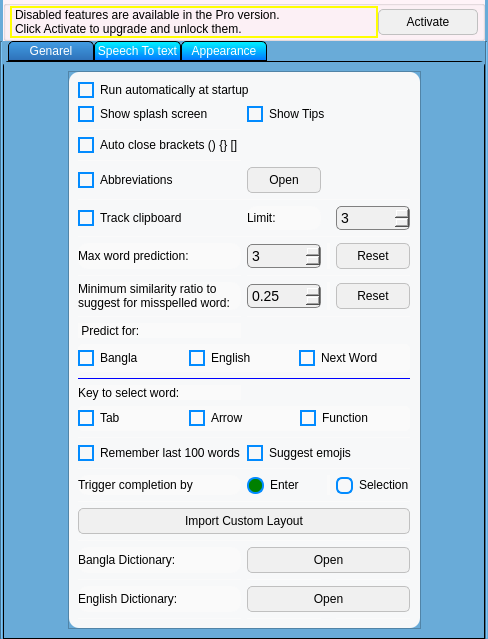
The window that Uis/Options.ui (nabil-bot/Stable-Updates) describes before a commit, drawn with Qt 5.
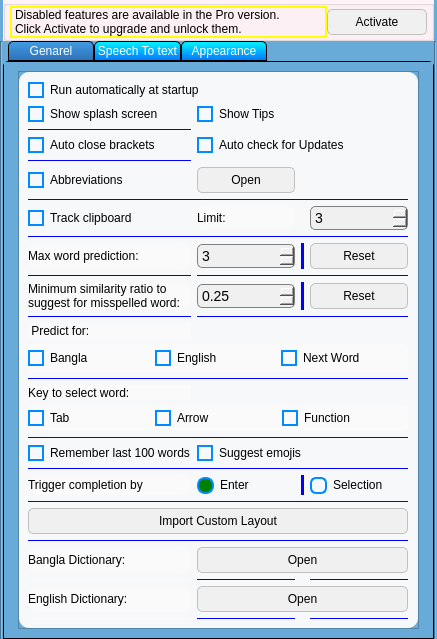
The same window after the commit. Icons and pictures are not drawn.

```diff
--- a/Uis/Options.ui
+++ b/Uis/Options.ui
@@ -6,7 +6,7 @@
    <rect>
     <x>0</x>
     <y>0</y>
-    <width>488</width>
+    <width>437</width>
     <height>639</height>
    </rect>
   </property>
@@ -290,33 +290,7 @@
         <string>Genarel</string>
        </attribute>
        <layout class="QGridLayout" name="gridLayout_4">
-        <item row="1" column="1">
-         <spacer name="horizontalSpacer_2">
-          <property name="orientation">
-           <enum>Qt::Horizontal</enum>
-          </property>
-          <property name="sizeHint" stdset="0">
-           <size>
-            <width>40</width>
-            <height>20</height>
-           </size>
-          </property>
-         </spacer>
-        </item>
-        <item row="1" column="4">
-         <spacer name="horizontalSpacer">
-          <property name="orientation">
-           <enum>Qt::Horizontal</enum>
-          </property>
-          <property name="sizeHint" stdset="0">
-           <size>
-            <width>40</width>
-            <height>20</height>
-           </size>
-          </property>
-         </spacer>
-        </item>
-        <item row="1" column="2" colspan="2">
+        <item row="1" column="1" colspan="2">
          <widget class="QScrollArea" name="scrollArea">
           <property name="widgetResizable">
            <bool>true</bool>
@@ -325,8 +299,8 @@
            <property name="geometry">
             <rect>
              <x>0</x>
-             <y>-8</y>
-             <width>351</width>
+             <y>0</y>
+             <width>361</width>
              <height>567</height>
             </rect>
            </property>
@@ -350,7 +324,7 @@
              <widget class="QFrame" name="frame">
               <property name="minimumSize">
                <size>
-                <width>351</width>
+                <width>361</width>
                 <height>0</height>
                </size>
               </property>
@@ -576,6 +550,9 @@
                    <height>1</height>
                   </size>
                  </property>
+                 <property name="styleSheet">
+                  <string notr="true">background-color: rgb(0, 0, 255);</string>
+                 </property>
                  <property name="orientation">
                   <enum>Qt::Horizontal</enum>
                  </property>
@@ -596,6 +573,9 @@
                    <height>1</height>
                   </size>
                  </property>
+                 <property name="styleSheet">
+                  <string notr="true">background-color: rgb(0, 0, 255);</string>
+                 </property>
                  <property name="orientation">
                   <enum>Qt::Horizontal</enum>
                  </property>
@@ -616,6 +596,9 @@
                    <height>1</height>
                   </size>
                  </property>
+                 <property name="styleSheet">
+                  <string notr="true">background-color: rgb(0, 0, 255);</string>
+                 </property>
                  <property name="orientation">
                   <enum>Qt::Horizontal</enum>
                  </property>
@@ -650,6 +633,9 @@
                    <height>1</height>
                   </size>
                  </property>
+                 <property name="styleSheet">
+                  <string notr="true">background-color: rgb(0, 0, 255);</string>
+                 </property>
                  <property name="orientation">
                   <enum>Qt::Horizontal</enum>
                  </property>
@@ -663,6 +649,9 @@
                    <height>1</height>
                   </size>
                  </property>
+                 <property name="styleSheet">
+                  <string notr="true">background-color: rgb(0, 0, 255);</string>
+                 </property>
                  <property name="orientation">
                   <enum>Qt::Horizontal</enum>
                  </property>
@@ -683,6 +672,9 @@
                    <height>1</height>
                   </size>
                  </property>
+                 <property name="styleSheet">
+                  <string notr="true">background-color: rgb(0, 0, 255);</string>
+                 </property>
                  <property name="orientation">
                   <enum>Qt::Horizontal</enum>
                  </property>
@@ -716,6 +708,9 @@
                    <height>1</height>
                   </size>
                  </property>
+                 <property name="styleSheet">
+                  <string notr="true">background-color: rgb(0, 0, 255);</string>
+                 </property>
                  <property name="orientation">
                   <enum>Qt::Horizontal</enum>
                  </property>
@@ -740,6 +735,9 @@
                </item>
                <item row="9" column="2">
                 <widget class="Line" name="line_29">
+                 <property name="styleSheet">
+                  <string notr="true">background-color: rgb(0, 0, 255);</string>
+                 </property>
                  <property name="orientation">
                   <enum>Qt::Vertical</enum>
                  </property>
@@ -760,6 +758,9 @@
                    <height>1</height>
                   </size>
                  </property>
+                 <property name="styleSheet">
+                  <string notr="true">background-color: rgb(0, 0, 255);</string>
+                 </property>
                  <property name="orientation">
                   <enum>Qt::Horizontal</enum>
                  </property>
@@ -803,6 +804,9 @@
                    <height>1</height>
                   </size>
                  </property>
+                 <property name="styleSheet">
+                  <string notr="true">background-color: rgb(0, 0, 255);</string>
+                 </property>
                  <property name="orientation">
                   <enum>Qt::Horizontal</enum>
                  </property>
@@ -832,6 +836,9 @@
                    <height>1</height>
                   </size>
                  </property>
+                 <property name="styleSheet">
+                  <string notr="true">background-color: rgb(0, 0, 255);</string>
+                 </property>
                  <property name="orientation">
                   <enum>Qt::Horizontal</enum>
                  </property>
@@ -860,7 +867,7 @@
                <item row="3" column="0">
                 <widget class="QCheckBox" name="AutoCloseCheckBox">
                  <property name="text">
-                  <string>Auto close brackets () {} []</string>
+                  <string>Auto close brackets</string>
                  </property>
                 </widget>
                </item>
@@ -879,6 +886,9 @@
                    <height>1</height>
                   </size>
                  </property>
+                 <property name="styleSheet">
+                  <string notr="true">background-color: rgb(0, 0, 255);</string>
+                 </property>
                  <property name="orientation">
                   <enum>Qt::Horizontal</enum>
                  </property>
@@ -931,6 +941,9 @@
                    <height>1</height>
                   </size>
                  </property>
+                 <property name="styleSheet">
+                  <string notr="true">background-color: rgb(0, 0, 255);</string>
+                 </property>
                  <property name="orientation">
                   <enum>Qt::Horizontal</enum>
                  </property>
@@ -944,6 +957,9 @@
                    <height>1</height>
                   </size>
                  </property>
+                 <property name="styleSheet">
+                  <string notr="true">background-color: rgb(0, 0, 255);</string>
+                 </property>
                  <property name="orientation">
                   <enum>Qt::Horizontal</enum>
                  </property>
@@ -967,6 +983,9 @@
                    <height>1</height>
                   </size>
                  </property>
+                 <property name="styleSheet">
+                  <string notr="true">background-color: rgb(0, 0, 255);</string>
+                 </property>
                  <property name="orientation">
                   <enum>Qt::Horizontal</enum>
                  </property>
@@ -989,6 +1008,9 @@
                </item>
                <item row="22" column="2">
                 <widget class="Line" name="line_30">
+                 <property name="styleSheet">
+                  <string notr="true">background-color: rgb(0, 0, 255);</string>
+                 </property>
                  <property name="orientation">
                   <enum>Qt::Vertical</enum>
                  </property>
@@ -1002,6 +1024,9 @@
                    <height>1</height>
                   </size>
                  </property>
+                 <property name="styleSheet">
+                  <string notr="true">background-color: rgb(0, 0, 255);</string>
+                 </property>
                  <property name="orientation">
                   <enum>Qt::Horizontal</enum>
                  </property>
@@ -1015,6 +1040,9 @@
                    <height>1</height>
                   </size>
                  </property>
+                 <property name="styleSheet">
+                  <string notr="true">background-color: rgb(0, 0, 255);</string>
+                 </property>
                  <property name="orientation">
                   <enum>Qt::Horizontal</enum>
                  </property>
@@ -1055,11 +1083,21 @@
                </item>
                <item row="11" column="2">
                 <widget class="Line" name="line_16">
+                 <property name="styleSheet">
+                  <string notr="true">background-color: rgb(0, 0, 255);</string>
+                 </property>
                  <property name="orientation">
                   <enum>Qt::Vertical</enum>
                  </property>
                 </widget>
                </item>
+               <item row="3" column="1" colspan="3">
+                <widget class="QCheckBox" name="AutoCheckForUpdatesCheckBox">
+                 <property name="text">
+                  <string>Auto check for Updates</string>
+                 </property>
+                </widget>
+               </item>
               </layout>
              </widget>
             </item>
@@ -1067,6 +1105,38 @@
           </widget>
          </widget>
         </item>
+        <item row="1" column="3">
+         <spacer name="horizontalSpacer">
+          <property name="orientation">
+           <enum>Qt::Horizontal</enum>
+          </property>
+          <property name="sizeType">
+           <enum>QSizePolicy::Minimum</enum>
+          </property>
+          <property name="sizeHint" stdset="0">
+           <size>
+            <width>5</width>
+            <height>20</height>
+           </size>
+          </property>
+         </spacer>
+        </item>
+        <item row="1" column="0">
+         <spacer name="horizontalSpacer_2">
+          <property name="orientation">
+           <enum>Qt::Horizontal</enum>
+          </property>
+          <property name="sizeType">
+           <enum>QSizePolicy::Minimum</enum>
+          </property>
+          <property name="sizeHint" stdset="0">
+           <size>
+            <width>5</width>
+            <height>20</height>
+           </size>
+          </property>
+         </spacer>
+        </item>
        </layout>
       </widget>
       <widget class="QWidget" name="tab_2">
```
Left out of the diff: 2 changed lines with no effect on the pictures.
